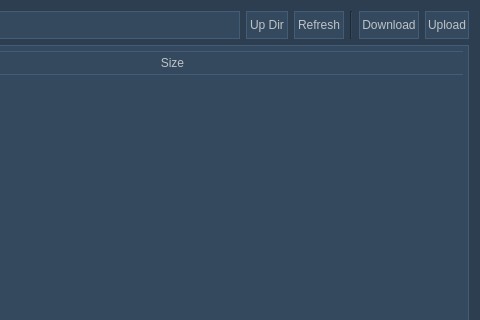
Before: the Qt Designer form source/plugins/mexplorer/main_ui.ui in 5l1v3r1/Moderat, drawn with Qt 5; both pictures show x 286 to 766 and y 0 to 320 of the 766 by 479 pixel window.
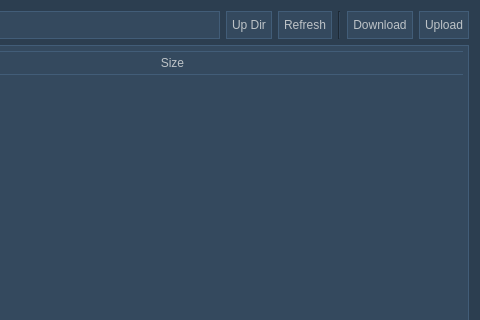
After: the same form once the commit is applied. Icons and pictures are not drawn.

Diff of the .ui file:
```diff
--- a/source/plugins/mexplorer/main_ui.ui
+++ b/source/plugins/mexplorer/main_ui.ui
@@ -488,7 +488,7 @@
         <string notr="true">QPushButton#upButton {
 			border: 1px ridge;
             border-color: #2c3e50;
-			padding: 3px;
+			padding: 5px;
             background-color: #34495e;
             }
 
@@ -529,7 +529,7 @@
         <string notr="true">QPushButton#refreshButton {
 			border: 1px ridge;
             border-color: #2c3e50;
-			padding: 3px;
+			padding: 5px;
             background-color: #34495e;
             }
 
@@ -577,7 +577,7 @@
         <string notr="true">QPushButton#downloadButton {
 			border: 1px ridge;
             border-color: #2c3e50;
-			padding: 2px;
+			padding: 5px;
             background-color: #34495e;
             }
 
@@ -618,7 +618,7 @@
         <string notr="true">QPushButton#uploadButton {
 			border: 1px ridge;
             border-color: #2c3e50;
-			padding: 2px;
+			padding: 5px;
             background-color: #34495e;
             }
 
```
